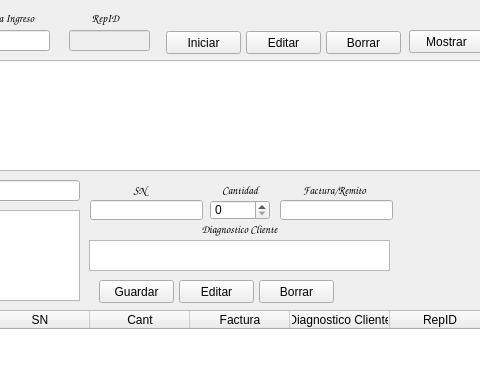
The window that ingreso.ui (Matias2178/Sistema_Postventa) describes before a commit, drawn with Qt 5; both pictures show x 331 to 811 and y 0 to 369 of the 918 by 493 pixel window.
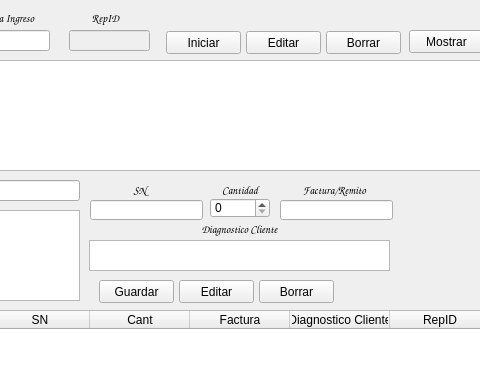
The same window after the commit.

Diff of the .ui file:
```diff
--- a/ingreso.ui
+++ b/ingreso.ui
@@ -52,11 +52,14 @@
    <property name="geometry">
     <rect>
      <x>541</x>
-     <y>200</y>
+     <y>198</y>
      <width>60</width>
      <height>20</height>
     </rect>
    </property>
+   <property name="maximum">
+    <number>9999</number>
+   </property>
   </widget>
   <widget class="QPushButton" name="RepBorrar">
    <property name="geometry">
```
